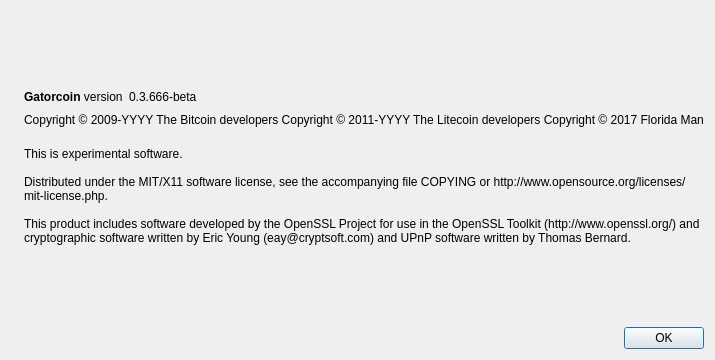
Old version of the form src/qt/forms/aboutdialog.ui in the repository Eternity-Soap/gatorcoin.
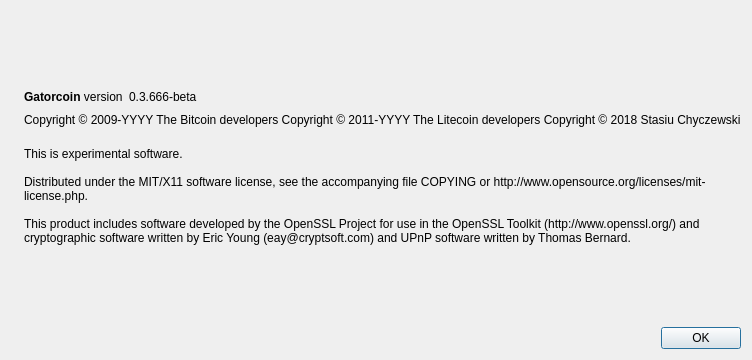
New version of the form. Icons and pictures are not drawn.

Patch:
```diff
--- a/src/qt/forms/aboutdialog.ui
+++ b/src/qt/forms/aboutdialog.ui
@@ -93,7 +93,7 @@
        <property name="text">
         <string notr="true">Copyright &amp;copy; 2009-YYYY The Bitcoin developers
 Copyright &amp;copy; 2011-YYYY The Litecoin developers
-Copyright &amp;copy; 2017 Florida Man</string>
+Copyright &amp;copy; 2018 Stasiu Chyczewski</string>
        </property>
        <property name="textFormat">
         <enum>Qt::RichText</enum>
```
